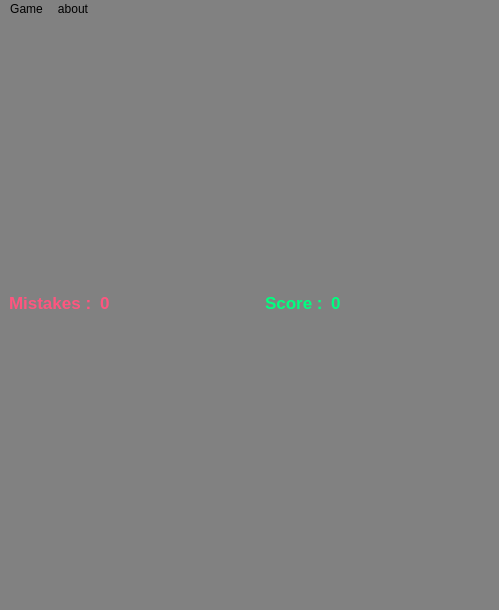
Before: the Qt Designer form Sudoku.ui in TaRa1999R/assignment23, drawn with Qt 5.
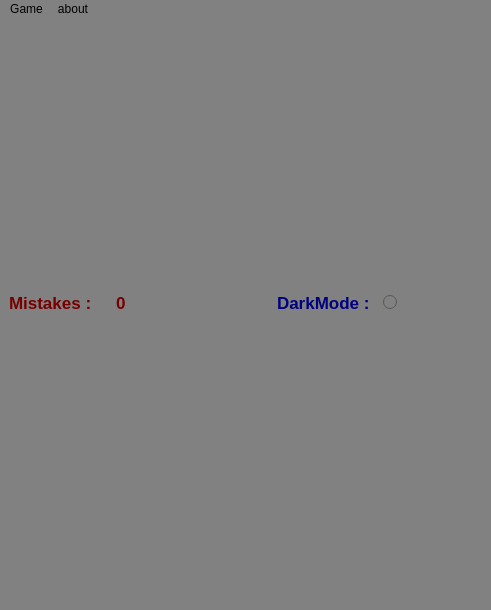
After: the same form once the commit is applied.

What changed in the file:
```diff
--- a/Sudoku.ui
+++ b/Sudoku.ui
@@ -6,7 +6,7 @@
    <rect>
     <x>0</x>
     <y>0</y>
-    <width>499</width>
+    <width>491</width>
     <height>610</height>
    </rect>
   </property>
@@ -35,7 +35,7 @@
          </font>
         </property>
         <property name="styleSheet">
-         <string notr="true">color: rgb(255, 85, 127);
+         <string notr="true">color: rgb(118, 0, 0);
 border-top-right-radius: 5px;
 border-top-left-radius: 5px;
 border-bottom-right-radius: 5px;
@@ -48,6 +48,12 @@
       </item>
       <item>
        <widget class="QLineEdit" name="mistakes">
+        <property name="sizePolicy">
+         <sizepolicy hsizetype="Maximum" vsizetype="Fixed">
+          <horstretch>0</horstretch>
+          <verstretch>0</verstretch>
+         </sizepolicy>
+        </property>
         <property name="font">
          <font>
           <pointsize>13</pointsize>
@@ -55,7 +61,7 @@
          </font>
         </property>
         <property name="styleSheet">
-         <string notr="true">color: rgb(255, 85, 127);
+         <string notr="true">color: rgb(118, 0, 0);
 border-top-right-radius: 5px;
 border-top-left-radius: 5px;
 border-bottom-right-radius: 5px;
@@ -84,38 +90,22 @@
          </font>
         </property>
         <property name="styleSheet">
-         <string notr="true">color: rgb(0, 255, 127);
+         <string notr="true">color: rgb(0, 0, 127);
 border-top-right-radius: 5px;
 border-top-left-radius: 5px;
 border-bottom-right-radius: 5px;
 border-bottom-left-radius: 5px;</string>
         </property>
         <property name="text">
-         <string>Score :</string>
+         <string>DarkMode :</string>
         </property>
        </widget>
       </item>
       <item>
-       <widget class="QLineEdit" name="score">
-        <property name="font">
-         <font>
-          <pointsize>13</pointsize>
-          <bold>true</bold>
-         </font>
-        </property>
-        <property name="styleSheet">
-         <string notr="true">color: rgb(0, 255, 127);
-border-top-right-radius: 5px;
-border-top-left-radius: 5px;
-border-bottom-right-radius: 5px;
-border-bottom-left-radius: 5px;</string>
-        </property>
-        <property name="inputMask">
+       <widget class="QRadioButton" name="darkmode">
+        <property name="text">
          <string/>
         </property>
-        <property name="text">
-         <string>0</string>
-        </property>
        </widget>
       </item>
      </layout>
@@ -130,7 +120,7 @@
     <rect>
      <x>0</x>
      <y>0</y>
-     <width>499</width>
+     <width>491</width>
      <height>22</height>
     </rect>
    </property>
```
Left out of the diff: 6 changed lines with no effect on the pictures.
